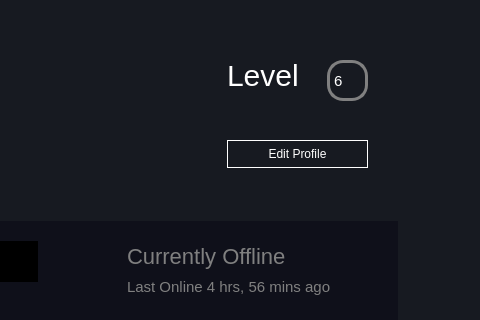
Old version of the form Steam/ViewsAndPresenters/Profile/profile.ui in the repository keyvan-dadash/DB-steam; both pictures show x 774 to 1254 and y 0 to 320 of the 1254 by 622 pixel window.
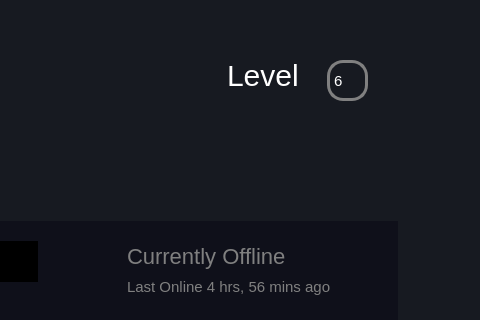
New version of the form. Icons and pictures are not drawn.

What changed in the file:
```diff
--- a/Steam/ViewsAndPresenters/Profile/profile.ui
+++ b/Steam/ViewsAndPresenters/Profile/profile.ui
@@ -194,32 +194,6 @@
        <string>Level</string>
       </property>
      </widget>
-     <widget class="QPushButton" name="btnEditProfile">
-      <property name="geometry">
-       <rect>
-        <x>930</x>
-        <y>140</y>
-        <width>141</width>
-        <height>28</height>
-       </rect>
-      </property>
-      <property name="font">
-       <font>
-        <family>MS Shell Dlg 2</family>
-       </font>
-      </property>
-      <property name="styleSheet">
-       <string notr="true">QPushButton
-{
-	color:white;
-	background: transparent;
-	border: 1px solid white;
-}</string>
-      </property>
-      <property name="text">
-       <string>Edit Profile</string>
-      </property>
-     </widget>
     </widget>
     <widget class="QWidget" name="widget" native="true">
      <property name="geometry">
```
Left out of the diff: 2 changed lines with no effect on the pictures.
